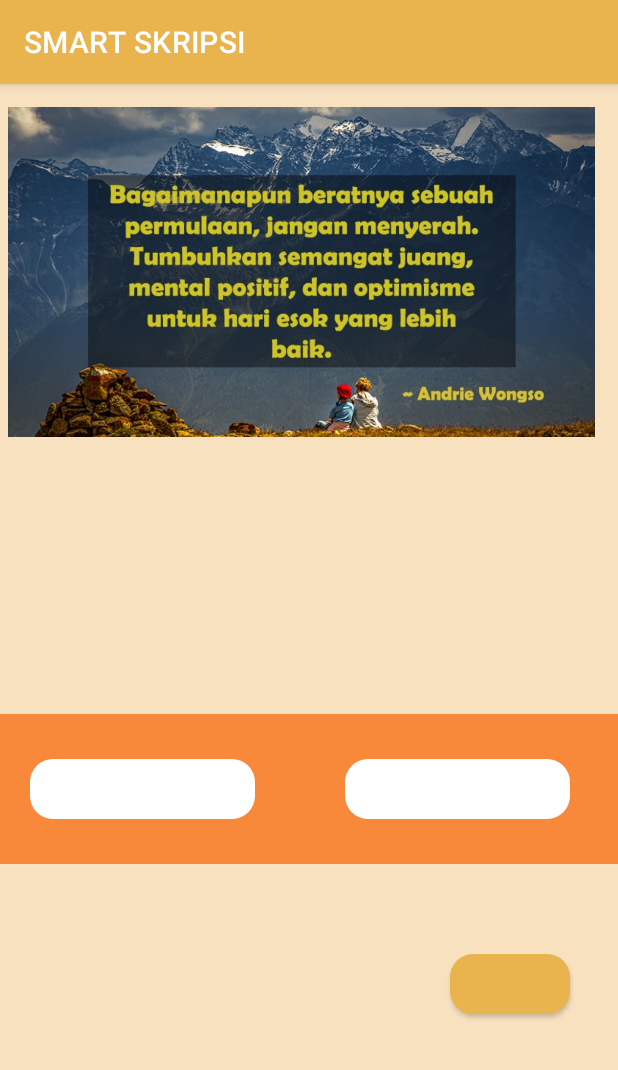
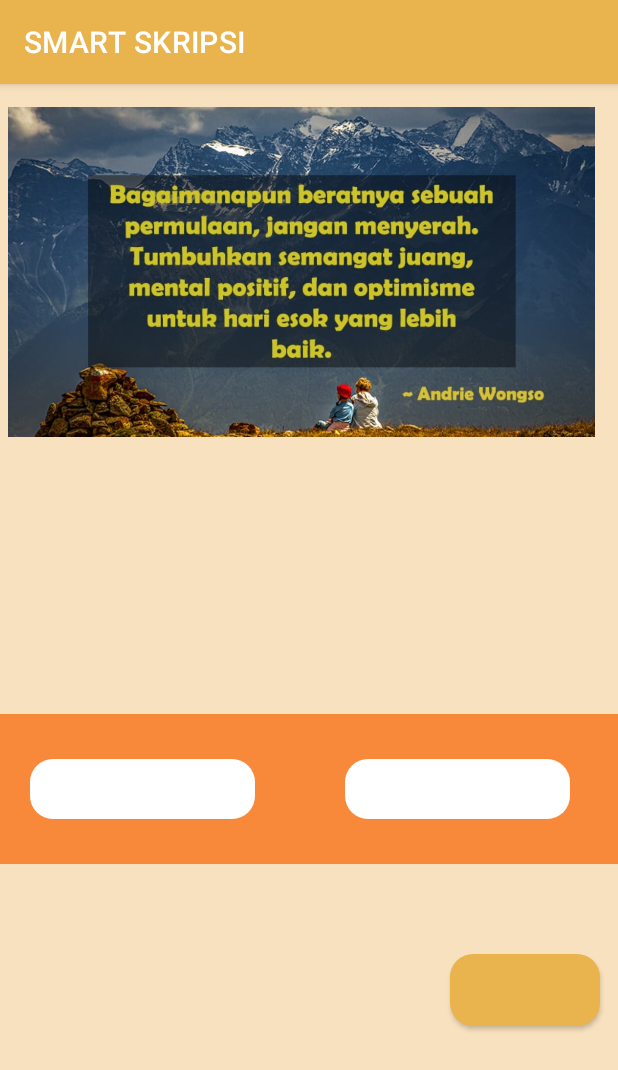
Before and after one commit to fatimatuzzahra002/SmartSkripsi, an Android app: the screen it shows after launch (MainActivity), on a phone screen of 412 x 824 dp. Shown: the top 1070 px of the screen. Run offline under Robolectric (Android 15) with nearby library versions, the phone set to English and light mode, and no system bars.

```diff
--- a/app/src/main/res/layout/activity_main.xml
+++ b/app/src/main/res/layout/activity_main.xml
@@ -115,12 +115,12 @@
     </TextView>
 
     <Button
-        android:layout_width="80dp"
-        android:layout_height="40dp"
+        android:layout_width="100dp"
+        android:layout_height="48dp"
         android:layout_marginLeft="300dp"
         android:layout_marginTop="580dp"
+        android:background="@drawable/rounded"
         android:textStyle="normal"
-        android:background="@drawable/rounded"
         tools:text="Next">
 
     </Button>
```
